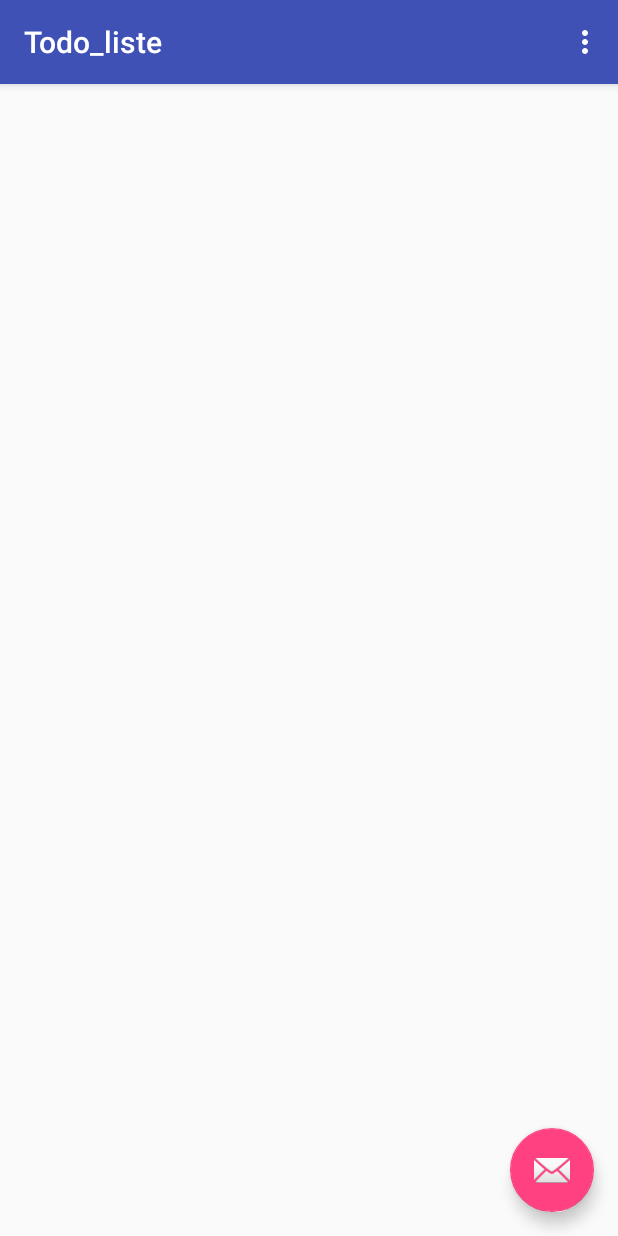
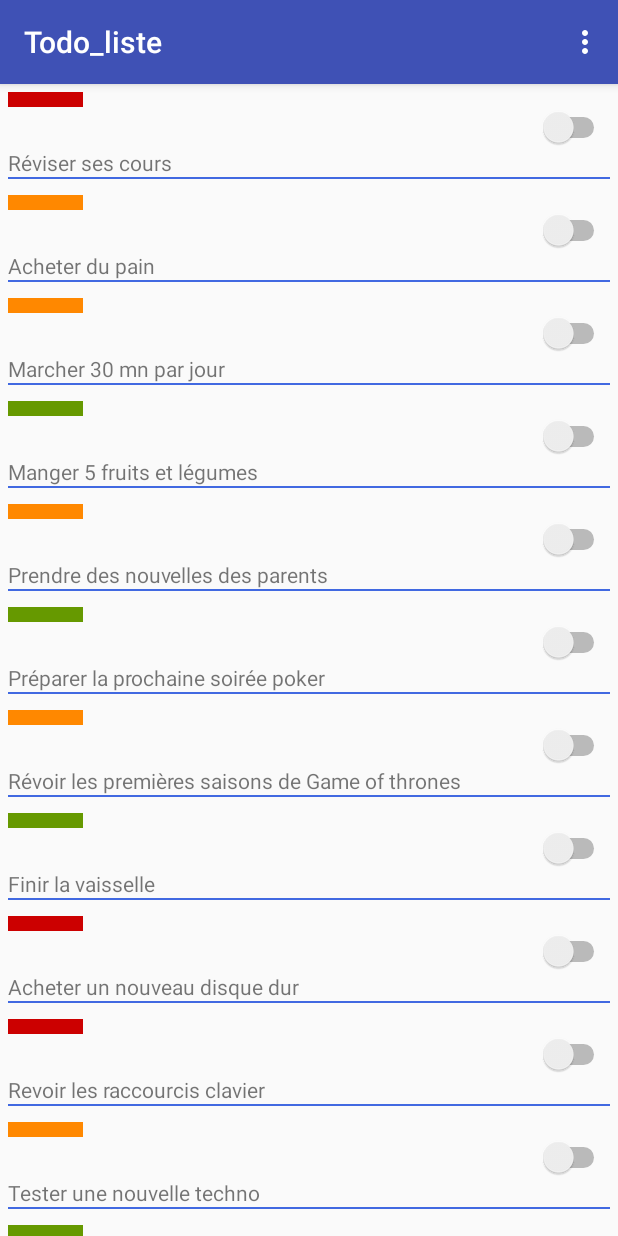
Before and after one commit to Clems54/Todo_liste, an Android app: the screen it shows after launch (MainActivity), on a phone screen of 412 x 824 dp. Run offline under Robolectric (Android 15) with nearby library versions, the phone set to English and light mode, and no system bars.

Commit message:
Resolution bug d'affichage

```diff
--- a/app/src/main/java/fr/univ/clement/todo_liste/MainActivity.java
+++ b/app/src/main/java/fr/univ/clement/todo_liste/MainActivity.java
@@ -4,12 +4,22 @@ import android.os.Bundle;
 import android.support.design.widget.FloatingActionButton;
 import android.support.design.widget.Snackbar;
 import android.support.v7.app.AppCompatActivity;
+import android.support.v7.widget.DefaultItemAnimator;
+import android.support.v7.widget.LinearLayoutManager;
+import android.support.v7.widget.RecyclerView;
 import android.support.v7.widget.Toolbar;
 import android.view.View;
 import android.view.Menu;
 import android.view.MenuItem;
 
+import java.util.ArrayList;
+
 public class MainActivity extends AppCompatActivity {
+
+    private RecyclerView recycler;
+    private LinearLayoutManager manager;
+    private ArrayList<TodoItem> todoItems;
+    private TodoItemAdapter itemAdapter;
 
     @Override
     protected void onCreate(Bundle savedInstanceState) {
@@ -18,14 +28,17 @@ public class MainActivity extends AppCompatActivity {
         Toolbar toolbar = (Toolbar) findViewById(R.id.toolbar);
         setSupportActionBar(toolbar);
 
-        FloatingActionButton fab = (FloatingActionButton) findViewById(R.id.fab);
-        fab.setOnClickListener(new View.OnClickListener() {
-            @Override
-            public void onClick(View view) {
-                Snackbar.make(view, "Replace with your own action", Snackbar.LENGTH_LONG)
-                        .setAction("Action", null).show();
-            }
-        });
+        this.todoItems = TodoItem.getItems();
+        recycler = (RecyclerView) findViewById(R.id.recycler);
+        manager = new LinearLayoutManager(getApplicationContext());
+        recycler.setLayoutManager(manager);
+
+        itemAdapter = new TodoItemAdapter(todoItems);
+
+        recycler.setItemAnimator(new DefaultItemAnimator());
+        recycler.setAdapter(itemAdapter);
+
+
     }
 
     @Override
--- /dev/null
+++ b/app/src/main/java/fr/univ/clement/todo_liste/TodoItem.java
@@ -0,0 +1,69 @@
+package fr.univ.clement.todo_liste;
+
+import android.graphics.Color;
+import android.nfc.Tag;
+
+import java.util.ArrayList;
+
+public class TodoItem {
+
+    private String label;
+    private enum Tags {Faible, Normal, Important}
+    private int importance;
+    private boolean fait = false;
+
+    public TodoItem(Tags tag, String label){
+        this.label = label;
+        if (tag == Tags.Faible){
+            this.importance = Color.rgb(102, 153, 0);
+        }
+        else if (tag == Tags.Normal){
+            this.importance = Color.rgb(255, 136, 0);
+        }
+        else if (tag == Tags.Important) {
+            this.importance = Color.rgb(204, 0, 0);
+        }
+    }
+
+    public static ArrayList<TodoItem> getItems() {
+        ArrayList<TodoItem> items = new ArrayList<TodoItem>();
+        items.add(new TodoItem(TodoItem.Tags.Important, "Réviser ses cours"));
+        items.add(new TodoItem(TodoItem.Tags.Normal, "Acheter du pain"));
+        items.add(new TodoItem(TodoItem.Tags.Normal, "Marcher 30 mn par jour"));
+        items.add(new TodoItem(TodoItem.Tags.Faible, "Manger 5 fruits et légumes"));
+        items.add(new TodoItem(TodoItem.Tags.Normal, "Prendre des nouvelles des parents"));
+        items.add(new TodoItem(TodoItem.Tags.Faible, "Préparer la prochaine soirée poker"));
+        items.add(new TodoItem(TodoItem.Tags.Normal, "Révoir les premières saisons de Game of thrones"));
+        items.add(new TodoItem(TodoItem.Tags.Faible, "Finir la vaisselle"));
+        items.add(new TodoItem(TodoItem.Tags.Important, "Acheter un nouveau disque dur"));
+        items.add(new TodoItem(TodoItem.Tags.Important, "Revoir les raccourcis clavier"));
+        items.add(new TodoItem(TodoItem.Tags.Normal, "Tester une nouvelle techno"));
+        items.add(new TodoItem(TodoItem.Tags.Faible, "Tester l'application en cours"));
+
+        return items;
+    }
+
+    public int getImportance() {
+        return importance;
+    }
+
+    public void setImportance(int importance) {
+        this.importance = importance;
+    }
+
+    public String getLabel() {
+        return label;
+    }
+
+    public void setLabel(String label) {
+        this.label = label;
+    }
+
+    public boolean isFait() {
+        return fait;
+    }
+
+    public void setFait(boolean fait) {
+        this.fait = fait;
+    }
+}
--- /dev/null
+++ b/app/src/main/java/fr/univ/clement/todo_liste/TodoItemAdapter.java
@@ -0,0 +1,57 @@
+package fr.univ.clement.todo_liste;
+
+import android.support.v7.widget.RecyclerView;
+import android.view.LayoutInflater;
+import android.view.View;
+import android.view.ViewGroup;
+import android.widget.ImageView;
+import android.widget.Switch;
+import android.widget.TextView;
+
+import java.util.ArrayList;
+
+/**
+ * Created by Mederic on 14/02/2018.
+ */
+
+public class TodoItemAdapter extends RecyclerView.Adapter<TodoItemAdapter.TodoItemHolder> {
+
+    private ArrayList<TodoItem> listItem;
+
+    public class TodoItemHolder extends RecyclerView.ViewHolder {
+
+        public TextView label;
+        public ImageView importance;
+        public Switch fait;
+
+        public TodoItemHolder (View itemView){
+            super(itemView);
+            label = (TextView) itemView.findViewById(R.id.label);
+            importance = (ImageView) itemView.findViewById(R.id.importance);
+            fait = (Switch) itemView.findViewById(R.id.fait);
+        }
+    }
+
+    public TodoItemAdapter(ArrayList<TodoItem> itemList){
+        this.listItem = itemList;
+    }
+
+    @Override
+    public TodoItemHolder onCreateViewHolder(ViewGroup parent, int viewType) {
+        View itemView = LayoutInflater.from(parent.getContext()).inflate(R.layout.row, parent, false);
+        return new TodoItemHolder(itemView);
+    }
+
+    @Override
+    public void onBindViewHolder(TodoItemHolder holder, int position) {
+        TodoItem todoItem = listItem.get(position);
+        holder.label.setText(todoItem.getLabel());
+        holder.importance.setBackgroundColor(todoItem.getImportance());
+        holder.fait.setChecked(todoItem.isFait());
+    }
+
+    @Override
+    public int getItemCount() {
+        return listItem.size();
+    }
+}
--- a/app/src/main/res/layout/activity_main.xml
+++ b/app/src/main/res/layout/activity_main.xml
@@ -22,12 +22,4 @@
 
 <include layout="@layout/content_main" />
 
-    <android.support.design.widget.FloatingActionButton
-        android:id="@+id/fab"
-        android:layout_width="wrap_content"
-        android:layout_height="wrap_content"
-        android:layout_gravity="bottom|end"
-        android:layout_margin="@dimen/fab_margin"
-        app:srcCompat="@android:drawable/ic_dialog_email" />
-
 </android.support.design.widget.CoordinatorLayout>
--- a/app/src/main/res/layout/content_main.xml
+++ b/app/src/main/res/layout/content_main.xml
@@ -1,12 +1,22 @@
 <?xml version="1.0" encoding="utf-8"?>
-<android.support.constraint.ConstraintLayout
-    xmlns:android="http://schemas.android.com/apk/res/android"
-    xmlns:app="http://schemas.android.com/apk/res-auto"
-    xmlns:tools="http://schemas.android.com/tools"
+<android.support.constraint.ConstraintLayout xmlns:android="http://schemas.android.com/apk/res/android"
+xmlns:app="http://schemas.android.com/apk/res-auto"
+xmlns:tools="http://schemas.android.com/tools"
+android:layout_width="match_parent"
+android:layout_height="match_parent"
+app:layout_behavior="@string/appbar_scrolling_view_behavior"
+tools:context="fr.univ.clement.todo_liste.MainActivity"
+tools:showIn="@layout/activity_main">
+
+<LinearLayout
+    android:id="@+id/linear"
     android:layout_width="match_parent"
     android:layout_height="match_parent"
-    app:layout_behavior="@string/appbar_scrolling_view_behavior"
-    tools:context="fr.univ.clement.todo_liste.MainActivity"
-    tools:showIn="@layout/activity_main">
+    android:orientation="vertical" >
 
+    <android.support.v7.widget.RecyclerView
+        android:id="@+id/recycler"
+        android:layout_width="match_parent"
+        android:layout_height="match_parent" />
+</LinearLayout>
 </android.support.constraint.ConstraintLayout>
--- a/app/src/main/res/layout/row.xml
+++ b/app/src/main/res/layout/row.xml
@@ -1,20 +1,34 @@
 <?xml version="1.0" encoding="utf-8"?>
-<LinearLayout
-    xmlns:android="http://schemas.android.com/apk/res/android"
+<LinearLayout xmlns:android="http://schemas.android.com/apk/res/android"
+    xmlns:app="http://schemas.android.com/apk/res-auto"
     android:layout_width="match_parent"
-    android:layout_height="match_parent"
-    android:orientation="horizontal"
-    >
+    android:layout_height="wrap_content"
+    android:orientation="vertical"
+    android:padding="5dip" >
+
+    <ImageView
+        android:id="@+id/importance"
+        android:layout_width="50dip"
+        android:layout_height="10dip"
+        android:contentDescription="@string/image_de_description" />
+
+    <Switch
+        android:id="@+id/fait"
+        android:layout_width="match_parent"
+        android:layout_height="wrap_content" />
+
 
     <TextView
-    android:id ="@+id/itemcateg"
-    android:layout_width ="150dip"
-    android:layout_height ="wrap_content"
-    />
+        android:id="@+id/label"
+        android:layout_width="match_parent"
+        android:layout_height="wrap_content" />
 
-     <TextView
-     android:id ="@+id/itemname"
-     android:layout_width ="match_parent"
-     android:layout_height ="wrap_content"
-    />
+    <view
+        android:id="@+id/view"
+        class="android.support.v4.view.ViewPager"
+        android:layout_width="wrap_content"
+        android:layout_height="1dp"
+        android:background="#4169E1"/>
+
+
 </LinearLayout>
--- a/app/src/main/res/values/strings.xml
+++ b/app/src/main/res/values/strings.xml
@@ -1,4 +1,5 @@
 <resources>
     <string name="app_name">Todo_liste</string>
     <string name="action_settings">Settings</string>
+    <string name="image_de_description">Image de description</string>
 </resources>
```
Also changed, not shown: app/src/main/java/fr/univ/clement/todo_liste/Product.java (deleted, +0 -31 lines), app/src/main/java/fr/univ/clement/todo_liste/ProductListAdapter.java (deleted, +0 -49 lines). Lines whose indentation alone changed are shown as unchanged.
